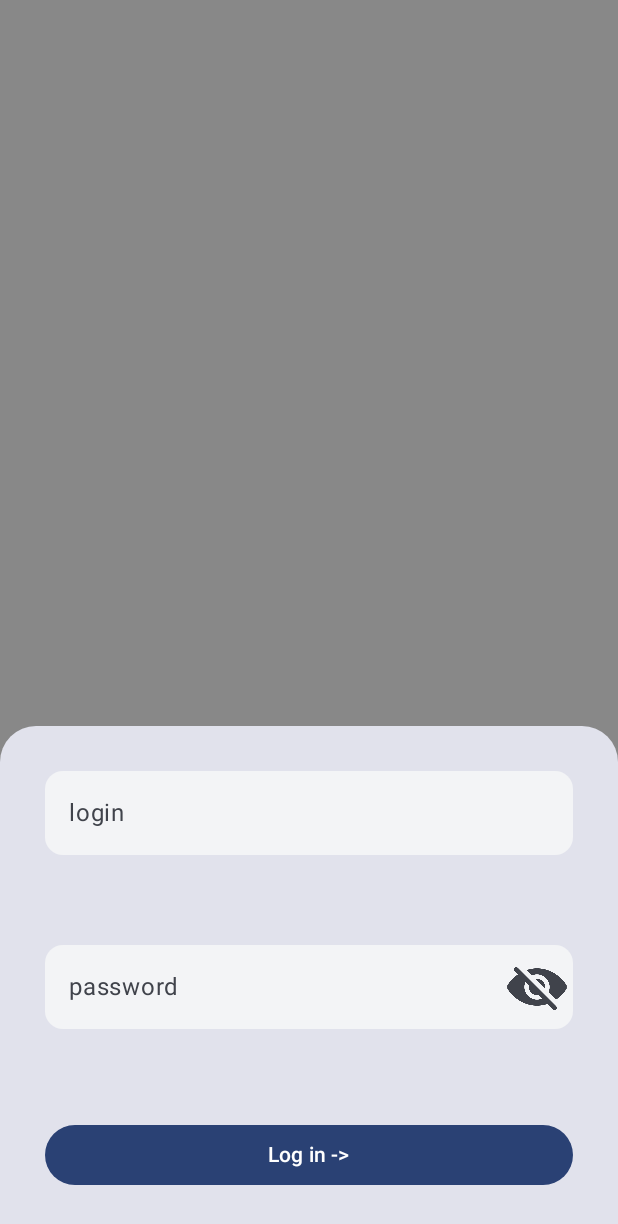
After one commit to komal-tyt/garden, an Android app built with Jetpack Compose: the RegistrationScreen screen opened through its navigation route, on a phone screen of 412 x 824 dp. The commit adds this screen. Shown: the top 1224 px of the screen. Run offline under Robolectric (Android 15) with nearby library versions, the phone set to English and light mode, and no system bars.

Commit message:
2 Добавил экран регистрации

```diff
--- a/app/src/main/java/ui/navigation/AppNavigation.kt
+++ b/app/src/main/java/ui/navigation/AppNavigation.kt
@@ -4,8 +4,10 @@ import androidx.compose.runtime.Composable
 import androidx.navigation.compose.NavHost
 import androidx.navigation.compose.composable
 import androidx.navigation.compose.rememberNavController
+import ui.screen.HomeScreen
 import ui.screen.MainScreen
 import ui.screen.SplashScreen
+import ui.screen.RegistrationScreen
 
 @Composable
 fun AppNavigation(){
@@ -14,8 +16,18 @@ fun AppNavigation(){
         composable("splash") {
             SplashScreen(
                 onTimeout = {
+                    navController.navigate("reg_screen") {
+                        popUpTo("splash") { inclusive = true }
+                    }
+                }
+            )
+        }
+
+        composable("reg_screen") {
+            RegistrationScreen(
+                onClick = {
                     navController.navigate("main") {
-                        popUpTo("splash") { inclusive = true }
+                        popUpTo("reg_screen") { inclusive = true }
                     }
                 }
             )
--- /dev/null
+++ b/app/src/main/java/ui/screen/RegistrationScreen.kt
@@ -0,0 +1,101 @@
+package ui.screen
+
+
+import androidx.compose.foundation.background
+import androidx.compose.foundation.layout.Box
+import androidx.compose.foundation.layout.fillMaxSize
+import androidx.compose.foundation.layout.fillMaxWidth
+import androidx.compose.foundation.layout.imePadding
+import androidx.compose.foundation.layout.padding
+import androidx.compose.foundation.shape.RoundedCornerShape
+import androidx.compose.foundation.text.input.TextObfuscationMode
+import androidx.compose.foundation.text.input.rememberTextFieldState
+import androidx.compose.material3.Button
+import androidx.compose.material3.Card
+import androidx.compose.material3.CardDefaults
+import androidx.compose.material3.Icon
+import androidx.compose.material3.IconButton
+import androidx.compose.material3.MaterialTheme
+import androidx.compose.material3.OutlinedTextField
+import androidx.compose.material3.SecureTextField
+import androidx.compose.material3.Text
+import androidx.compose.material3.TextField
+import androidx.compose.material3.TextFieldDefaults
+import androidx.compose.runtime.Composable
+import androidx.compose.runtime.mutableStateOf
+import androidx.compose.runtime.saveable.rememberSaveable
+import androidx.compose.ui.Alignment
+import androidx.compose.ui.Modifier
+import androidx.compose.ui.graphics.Color
+import androidx.compose.ui.res.painterResource
+import androidx.compose.ui.unit.dp
+import com.example.garden.R
+import androidx.compose.runtime.getValue
+import androidx.compose.runtime.setValue
+
+@Composable
+fun RegistrationScreen(onClick: () -> Unit){
+
+    var passwordHidden by rememberSaveable { mutableStateOf(true) }
+
+    val fieldColors = TextFieldDefaults.colors(
+        focusedContainerColor = Color(0xFFF3F4F6),
+        unfocusedContainerColor = Color(0xFFF3F4F6),
+        focusedIndicatorColor = Color.Transparent,
+        unfocusedIndicatorColor = Color.Transparent,
+        disabledIndicatorColor = Color.Transparent
+    )
+
+    Box(
+        modifier = Modifier.fillMaxSize().background(Color.Gray).imePadding()
+    ){
+        Card(
+            modifier = Modifier.fillMaxWidth().align(Alignment.BottomCenter),
+            colors = CardDefaults.cardColors(
+                containerColor = MaterialTheme.colorScheme.surfaceVariant,
+            ),
+            shape = RoundedCornerShape(
+                topStart = 24.dp,
+                topEnd = 24.dp
+            ),
+        ){
+
+            TextField(
+                modifier = Modifier.fillMaxWidth().padding(30.dp),
+                state = rememberTextFieldState(),
+                label = { Text("login") },
+                colors = fieldColors,
+                shape = RoundedCornerShape(12.dp),
+            )
+            SecureTextField(
+                state = rememberTextFieldState(),
+                label = { Text("password") },
+                modifier = Modifier.fillMaxWidth().padding(30.dp),
+                textObfuscationMode = if (passwordHidden) {
+                    TextObfuscationMode.RevealLastTyped
+                } else {
+                    TextObfuscationMode.Visible
+                },
+                trailingIcon = {
+                    IconButton(onClick = { passwordHidden = !passwordHidden }) {
+                        Icon(
+                            painter = painterResource(
+                                id = if (passwordHidden) R.drawable.passw_eye_closed else R.drawable.passw_eye_open
+                            ),
+                            contentDescription = if (passwordHidden) "Показать пароль" else "Скрыть пароль"
+                        )
+                    }
+                },
+                colors = fieldColors,
+                shape = RoundedCornerShape(12.dp),
+            )
+
+            Button(
+                modifier = Modifier.fillMaxWidth().padding(30.dp),
+                onClick = { onClick() }
+            ) {
+                Text("Log in ->")
+            }
+        }
+    }
+}
--- a/app/src/main/java/ui/screen/SplashScreen.kt
+++ b/app/src/main/java/ui/screen/SplashScreen.kt
@@ -25,7 +25,7 @@ fun SplashScreen(onTimeout: () -> Unit) {
     )
 
     LaunchedEffect(key1 = true) {
-        delay(10000L)
+        delay(5000L)
         onTimeout()
     }
 
```
Also changed, not shown: app/src/main/res/drawable/passw_eye_closed.png (added), app/src/main/res/drawable/passw_eye_open.png (added).
